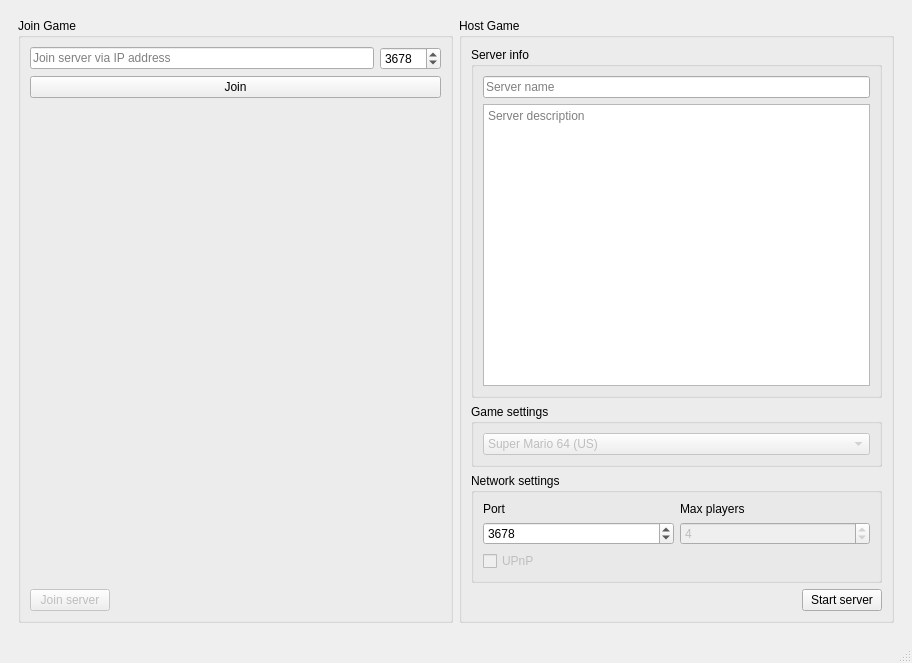
This is src/qt_gui/main_window.ui in Henrik0x7F/net64-coop as Qt 5 draws it before an edit. The edited form follows.
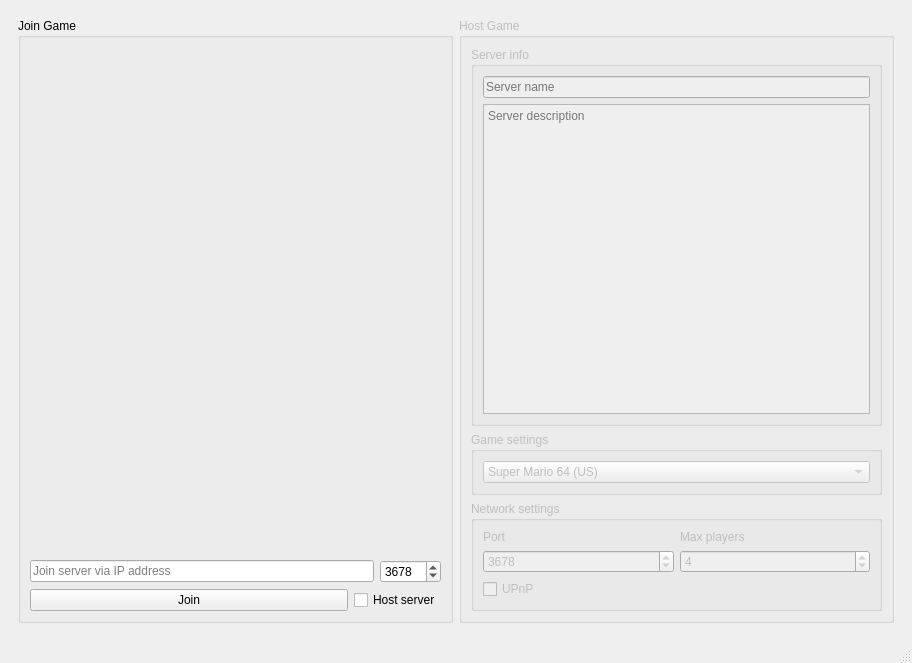
This is the edited form.

```diff
--- a/src/qt_gui/main_window.ui
+++ b/src/qt_gui/main_window.ui
@@ -28,6 +28,19 @@
            <string>Join Game</string>
           </property>
           <layout class="QVBoxLayout" name="verticalLayout_7">
+           <item>
+            <spacer name="verticalSpacer">
+             <property name="orientation">
+              <enum>Qt::Vertical</enum>
+             </property>
+             <property name="sizeHint" stdset="0">
+              <size>
+               <width>20</width>
+               <height>469</height>
+              </size>
+             </property>
+            </spacer>
+           </item>
            <item>
             <layout class="QHBoxLayout" name="horizontalLayout_4">
              <item>
@@ -56,46 +69,37 @@
             </layout>
            </item>
            <item>
-            <widget class="QPushButton" name="btn_connect_ip">
-             <property name="text">
-              <string>Join</string>
-             </property>
-            </widget>
-           </item>
-           <item>
-            <spacer name="verticalSpacer">
-             <property name="orientation">
-              <enum>Qt::Vertical</enum>
-             </property>
-             <property name="sizeHint" stdset="0">
-              <size>
-               <width>20</width>
-               <height>469</height>
-              </size>
-             </property>
-            </spacer>
-           </item>
-           <item>
-            <widget class="QPushButton" name="btn_join_server">
-             <property name="enabled">
-              <bool>false</bool>
-             </property>
-             <property name="sizePolicy">
-              <sizepolicy hsizetype="Fixed" vsizetype="Fixed">
-               <horstretch>0</horstretch>
-               <verstretch>0</verstretch>
-              </sizepolicy>
-             </property>
-             <property name="text">
-              <string>Join server</string>
-             </property>
-            </widget>
+            <layout class="QHBoxLayout" name="horizontalLayout_5">
+             <item>
+              <widget class="QPushButton" name="btn_connect_ip">
+               <property name="text">
+                <string>Join</string>
+               </property>
+              </widget>
+             </item>
+             <item>
+              <widget class="QCheckBox" name="cbx_host">
+               <property name="sizePolicy">
+                <sizepolicy hsizetype="Fixed" vsizetype="Fixed">
+                 <horstretch>0</horstretch>
+                 <verstretch>0</verstretch>
+                </sizepolicy>
+               </property>
+               <property name="text">
+                <string>Host server</string>
+               </property>
+              </widget>
+             </item>
+            </layout>
            </item>
           </layout>
          </widget>
         </item>
         <item>
-         <widget class="QGroupBox" name="groupBox">
+         <widget class="QGroupBox" name="grp_server_settings">
+          <property name="enabled">
+           <bool>false</bool>
+          </property>
           <property name="title">
            <string>Host Game</string>
           </property>
@@ -209,19 +213,6 @@
              </layout>
             </widget>
            </item>
-           <item alignment="Qt::AlignRight">
-            <widget class="QPushButton" name="btn_start_server">
-             <property name="sizePolicy">
-              <sizepolicy hsizetype="Fixed" vsizetype="Fixed">
-               <horstretch>0</horstretch>
-               <verstretch>0</verstretch>
-              </sizepolicy>
-             </property>
-             <property name="text">
-              <string>Start server</string>
-             </property>
-            </widget>
-           </item>
           </layout>
          </widget>
         </item>
```
